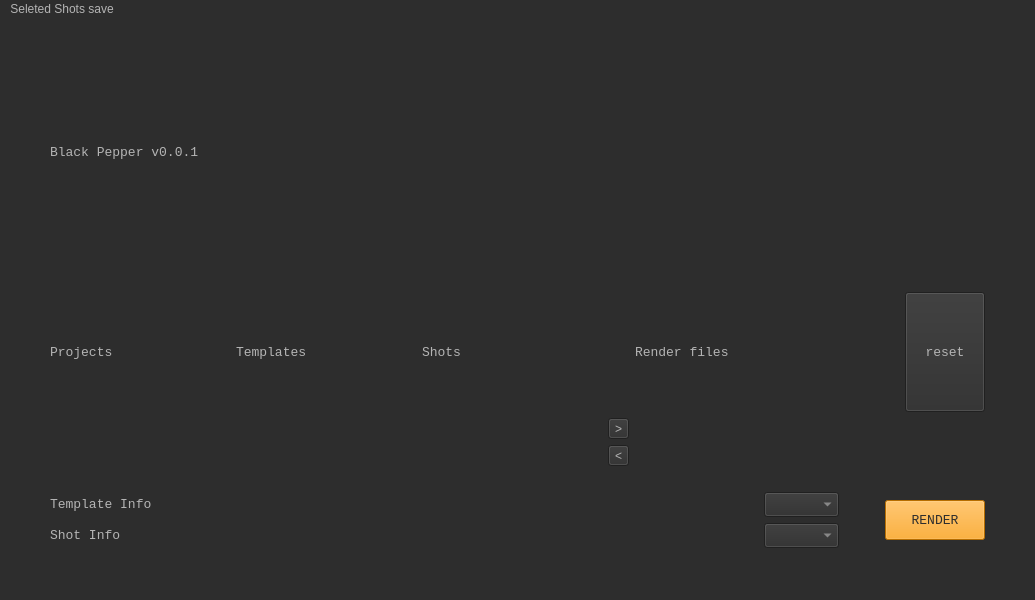
Above: python/BlackPepper/ui/mvc_main_3.ui from NetflixVFX-Ac/BlackPepper before the change. Below: the same form after it.
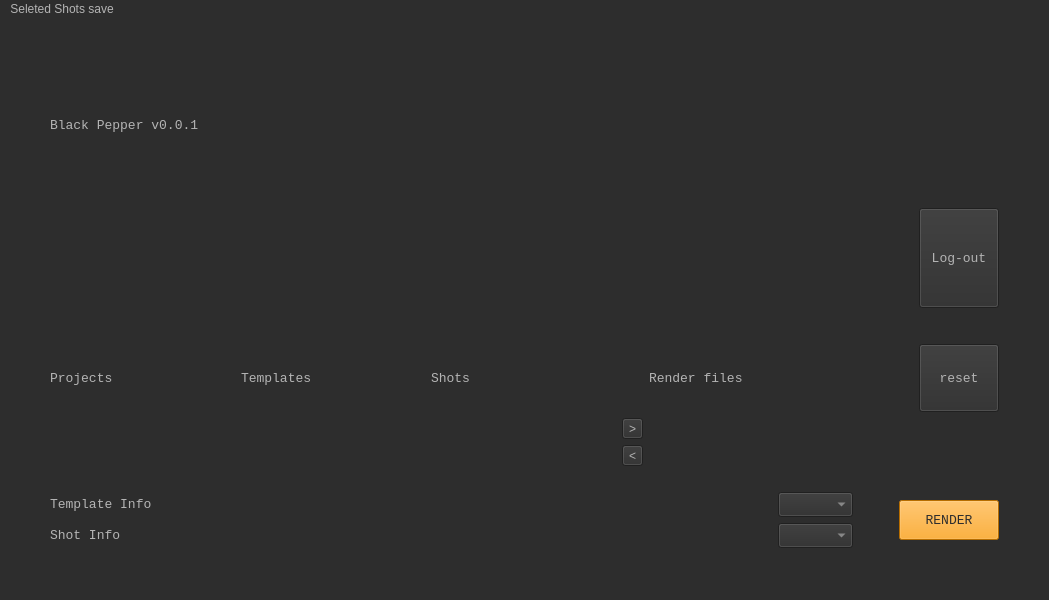
That is the form after the change.

Commit message: logout button push

What changed in the file:
```diff
--- a/python/BlackPepper/ui/mvc_main_3.ui
+++ b/python/BlackPepper/ui/mvc_main_3.ui
@@ -6,7 +6,7 @@
    <rect>
     <x>0</x>
     <y>0</y>
-    <width>1018</width>
+    <width>1049</width>
     <height>600</height>
    </rect>
   </property>
@@ -47,6 +47,7 @@
            <font>
             <family>Courier New</family>
             <pointsize>10</pointsize>
+            <weight>50</weight>
             <italic>false</italic>
             <bold>false</bold>
            </font>
@@ -60,6 +61,51 @@
           </property>
          </widget>
         </item>
+        <item>
+         <layout class="QHBoxLayout" name="horizontalLayout_4">
+          <item>
+           <spacer name="horizontalSpacer_4">
+            <property name="orientation">
+             <enum>Qt::Horizontal</enum>
+            </property>
+            <property name="sizeHint" stdset="0">
+             <size>
+              <width>40</width>
+              <height>20</height>
+             </size>
+            </property>
+           </spacer>
+          </item>
+          <item>
+           <widget class="QPushButton" name="logout_btn">
+            <property name="enabled">
+             <bool>true</bool>
+            </property>
+            <property name="maximumSize">
+             <size>
+              <width>100</width>
+              <height>100</height>
+             </size>
+            </property>
+            <property name="font">
+             <font>
+              <family>Courier New</family>
+              <pointsize>10</pointsize>
+              <weight>50</weight>
+              <italic>false</italic>
+              <bold>false</bold>
+             </font>
+            </property>
+            <property name="layoutDirection">
+             <enum>Qt::LeftToRight</enum>
+            </property>
+            <property name="text">
+             <string>Log-out</string>
+            </property>
+           </widget>
+          </item>
+         </layout>
+        </item>
         <item>
          <layout class="QGridLayout" name="gridLayout_3">
           <item row="1" column="0">
@@ -68,6 +114,7 @@
              <font>
               <family>Courier New</family>
               <pointsize>10</pointsize>
+              <weight>50</weight>
               <italic>false</italic>
               <bold>false</bold>
              </font>
@@ -85,6 +132,7 @@
                <font>
                 <family>Courier New</family>
                 <pointsize>10</pointsize>
+                <weight>50</weight>
                 <italic>false</italic>
                 <bold>false</bold>
                </font>
@@ -122,6 +170,7 @@
                <font>
                 <family>Courier New</family>
                 <pointsize>10</pointsize>
+                <weight>50</weight>
                 <italic>false</italic>
                 <bold>false</bold>
                </font>
@@ -139,6 +188,7 @@
              <font>
               <family>Courier New</family>
               <pointsize>10</pointsize>
+              <weight>50</weight>
               <italic>false</italic>
               <bold>false</bold>
              </font>
@@ -172,6 +222,7 @@
              <font>
               <family>Courier New</family>
               <pointsize>10</pointsize>
+              <weight>50</weight>
               <italic>false</italic>
               <bold>false</bold>
              </font>
@@ -251,6 +302,7 @@
                <font>
                 <family>Courier New</family>
                 <pointsize>10</pointsize>
+                <weight>50</weight>
                 <italic>false</italic>
                 <bold>false</bold>
                </font>
@@ -311,6 +363,7 @@
                <font>
                 <family>Courier New</family>
                 <pointsize>10</pointsize>
+                <weight>50</weight>
                 <italic>false</italic>
                 <bold>false</bold>
                </font>
@@ -393,6 +446,7 @@
            <font>
             <family>Courier New</family>
             <pointsize>10</pointsize>
+            <weight>50</weight>
             <italic>false</italic>
             <bold>false</bold>
            </font>
@@ -423,7 +477,7 @@
     <rect>
      <x>0</x>
      <y>0</y>
-     <width>1018</width>
+     <width>1049</width>
      <height>20</height>
     </rect>
    </property>
```
